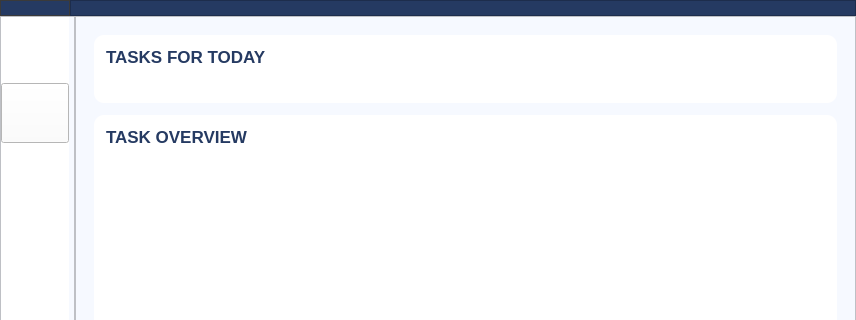
Above: main_gui.ui from Linda-Stadter/daily-tasks before the change; both pictures show x 0 to 856 and y 0 to 320 of the 856 by 593 pixel window. Below: the same form after it.
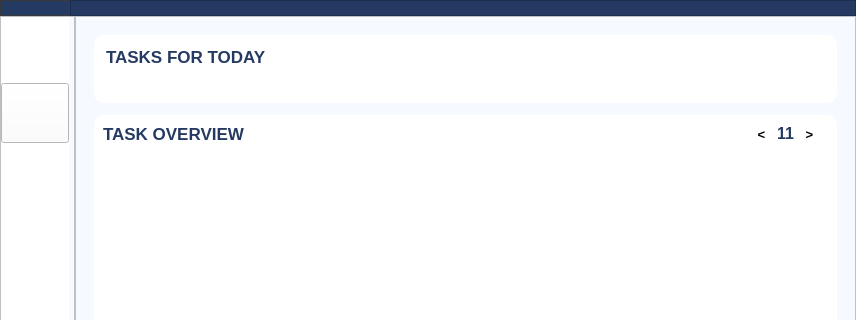
That is the form after the change. Icons and pictures are not drawn.

Commit message: tasks in calendar layout

Diff of the .ui file:
```diff
--- a/main_gui.ui
+++ b/main_gui.ui
@@ -679,36 +679,175 @@
                  <string notr="true">background: #ffffff;
 border-radius: 10px;</string>
                 </property>
-                <layout class="QVBoxLayout" name="verticalLayout_13">
-                 <property name="spacing">
-                  <number>12</number>
-                 </property>
-                 <property name="leftMargin">
-                  <number>12</number>
-                 </property>
+                <layout class="QVBoxLayout" name="verticalLayout_4">
+                 <item>
+                  <layout class="QHBoxLayout" name="horizontalLayout_5">
+                   <item>
+                    <widget class="QLabel" name="task_overview_label">
+                     <property name="sizePolicy">
+                      <sizepolicy hsizetype="Fixed" vsizetype="Fixed">
+                       <horstretch>0</horstretch>
+                       <verstretch>0</verstretch>
+                      </sizepolicy>
+                     </property>
+                     <property name="palette">
+                      <palette>
+                       <active>
+                        <colorrole role="Button">
+                         <brush brushstyle="SolidPattern">
+                          <color alpha="255">
+                           <red>255</red>
+                           <green>255</green>
+                           <blue>255</blue>
+                          </color>
+                         </brush>
+                        </colorrole>
+                        <colorrole role="Base">
+                         <brush brushstyle="SolidPattern">
+                          <color alpha="255">
+                           <red>255</red>
+                           <green>255</green>
+                           <blue>255</blue>
+                          </color>
+                         </brush>
+                        </colorrole>
+                        <colorrole role="Window">
+                         <brush brushstyle="SolidPattern">
+                          <color alpha="255">
+                           <red>255</red>
+                           <green>255</green>
+                           <blue>255</blue>
+                          </color>
+                         </brush>
+                        </colorrole>
+                       </active>
+                       <inactive>
+                        <colorrole role="Button">
+                         <brush brushstyle="SolidPattern">
+                          <color alpha="255">
+                           <red>255</red>
+                           <green>255</green>
+                           <blue>255</blue>
+                          </color>
+                         </brush>
+                        </colorrole>
+                        <colorrole role="Base">
+                         <brush brushstyle="SolidPattern">
+                          <color alpha="255">
+                           <red>255</red>
+                           <green>255</green>
+                           <blue>255</blue>
+                          </color>
+                         </brush>
+                        </colorrole>
+                        <colorrole role="Window">
+                         <brush brushstyle="SolidPattern">
+                          <color alpha="255">
+                           <red>255</red>
+                           <green>255</green>
+                           <blue>255</blue>
+                          </color>
+                         </brush>
+                        </colorrole>
+                       </inactive>
+                       <disabled>
+                        <colorrole role="Button">
+                         <brush brushstyle="SolidPattern">
+                          <color alpha="255">
+                           <red>255</red>
+                           <green>255</green>
+                           <blue>255</blue>
+                          </color>
+                         </brush>
+                        </colorrole>
+                        <colorrole role="Base">
+                         <brush brushstyle="SolidPattern">
+                          <color alpha="255">
+                           <red>255</red>
+                           <green>255</green>
+                           <blue>255</blue>
+                          </color>
+                         </brush>
+                        </colorrole>
+                        <colorrole role="Window">
+                         <brush brushstyle="SolidPattern">
+                          <color alpha="255">
+                           <red>255</red>
+                           <green>255</green>
+                           <blue>255</blue>
+                          </color>
+                         </brush>
+                        </colorrole>
+                       </disabled>
+                      </palette>
+                     </property>
+                     <property name="font">
+                      <font>
+                       <family>Nirmala UI</family>
+                       <pointsize>13</pointsize>
+                       <weight>75</weight>
+                       <bold>true</bold>
+                      </font>
+                     </property>
+                     <property name="text">
+                      <string>&lt;html&gt;&lt;head/&gt;&lt;body&gt;&lt;p&gt;&lt;span style=&quot; color:#253a62;&quot;&gt;TASK OVERVIEW&lt;/span&gt;&lt;/p&gt;&lt;/body&gt;&lt;/html&gt;</string>
+                     </property>
+                    </widget>
+                   </item>
+                   <item>
+                    <widget class="QWidget" name="widget_5" native="true">
+                     <property name="sizePolicy">
+                      <sizepolicy hsizetype="Preferred" vsizetype="Preferred">
+                       <horstretch>0</horstretch>
+                       <verstretch>0</verstretch>
+                      </sizepolicy>
+                     </property>
+                     <layout class="QHBoxLayout" name="horizontalLayout_9">
                  <property name="topMargin">
-                  <number>12</number>
-                 </property>
-                 <property name="rightMargin">
-                  <number>12</number>
+                       <number>0</number>
                  </property>
                  <property name="bottomMargin">
-                  <number>12</number>
+                       <number>0</number>
                  </property>
                  <item>
-                  <widget class="QLabel" name="label_7">
+                       <spacer name="horizontalSpacer_4">
+                        <property name="orientation">
+                         <enum>Qt::Horizontal</enum>
+                        </property>
+                        <property name="sizeHint" stdset="0">
+                         <size>
+                          <width>40</width>
+                          <height>20</height>
+                         </size>
+                        </property>
+                       </spacer>
+                      </item>
+                      <item>
+                       <widget class="QToolButton" name="button_last_month">
+                        <property name="font">
+                         <font>
+                          <family>Nirmala UI</family>
+                          <pointsize>10</pointsize>
+                          <weight>75</weight>
+                          <bold>true</bold>
+                         </font>
+                        </property>
+                        <property name="text">
+                         <string>&lt;</string>
+                        </property>
+                       </widget>
+                      </item>
+                      <item>
+                       <widget class="QLabel" name="month_label">
+                        <property name="sizePolicy">
+                         <sizepolicy hsizetype="Fixed" vsizetype="Fixed">
+                          <horstretch>0</horstretch>
+                          <verstretch>0</verstretch>
+                         </sizepolicy>
+                        </property>
                    <property name="palette">
                     <palette>
                      <active>
-                      <colorrole role="WindowText">
-                       <brush brushstyle="SolidPattern">
-                        <color alpha="255">
-                         <red>37</red>
-                         <green>58</green>
-                         <blue>98</blue>
-                        </color>
-                       </brush>
-                      </colorrole>
                       <colorrole role="Button">
                        <brush brushstyle="SolidPattern">
                         <color alpha="255">
@@ -738,15 +877,6 @@
                       </colorrole>
                      </active>
                      <inactive>
-                      <colorrole role="WindowText">
-                       <brush brushstyle="SolidPattern">
-                        <color alpha="255">
-                         <red>37</red>
-                         <green>58</green>
-                         <blue>98</blue>
-                        </color>
-                       </brush>
-                      </colorrole>
                       <colorrole role="Button">
                        <brush brushstyle="SolidPattern">
                         <color alpha="255">
@@ -776,15 +906,6 @@
                       </colorrole>
                      </inactive>
                      <disabled>
-                      <colorrole role="WindowText">
-                       <brush brushstyle="SolidPattern">
-                        <color alpha="255">
-                         <red>120</red>
-                         <green>120</green>
-                         <blue>120</blue>
-                        </color>
-                       </brush>
-                      </colorrole>
                       <colorrole role="Button">
                        <brush brushstyle="SolidPattern">
                         <color alpha="255">
@@ -818,15 +939,41 @@
                    <property name="font">
                     <font>
                      <family>Nirmala UI</family>
-                     <pointsize>13</pointsize>
+                          <pointsize>12</pointsize>
                      <weight>75</weight>
                      <bold>true</bold>
                     </font>
                    </property>
                    <property name="text">
-                    <string>TASK OVERVIEW</string>
-                   </property>
-                  </widget>
+                         <string>&lt;html&gt;&lt;head/&gt;&lt;body&gt;&lt;p&gt;&lt;span style=&quot; color:#253a62;&quot;&gt;11&lt;/span&gt;&lt;/p&gt;&lt;/body&gt;&lt;/html&gt;</string>
+                        </property>
+                        <property name="scaledContents">
+                         <bool>false</bool>
+                        </property>
+                        <property name="margin">
+                         <number>5</number>
+                        </property>
+                       </widget>
+                      </item>
+                      <item>
+                       <widget class="QToolButton" name="button_next_month">
+                        <property name="font">
+                         <font>
+                          <family>Nirmala UI</family>
+                          <pointsize>10</pointsize>
+                          <weight>75</weight>
+                          <bold>true</bold>
+                         </font>
+                        </property>
+                        <property name="text">
+                         <string>&gt;</string>
+                        </property>
+                       </widget>
+                      </item>
+                     </layout>
+                    </widget>
+                   </item>
+                  </layout>
                  </item>
                  <item>
                   <widget class="QScrollArea" name="scrollArea">
@@ -881,8 +1028,8 @@
                      <rect>
                       <x>0</x>
                       <y>0</y>
-                      <width>719</width>
-                      <height>377</height>
+                      <width>725</width>
+                      <height>379</height>
                      </rect>
                     </property>
                    </widget>
```
Lines whose indentation alone changed are shown as unchanged. The commit also changes 3 other files.
